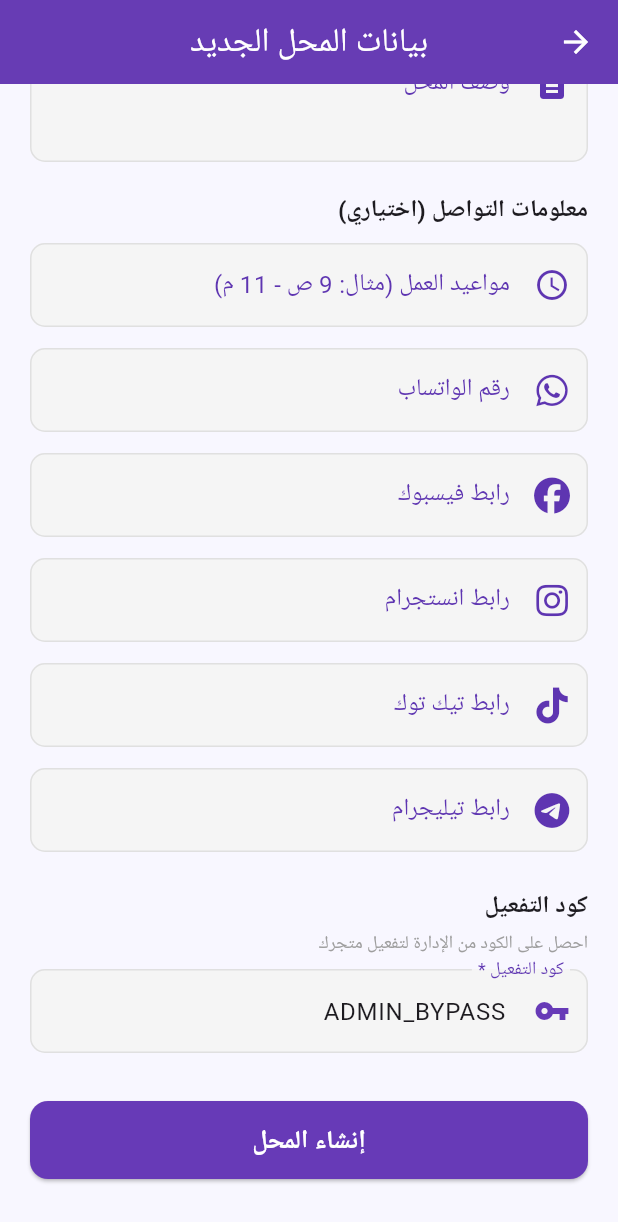
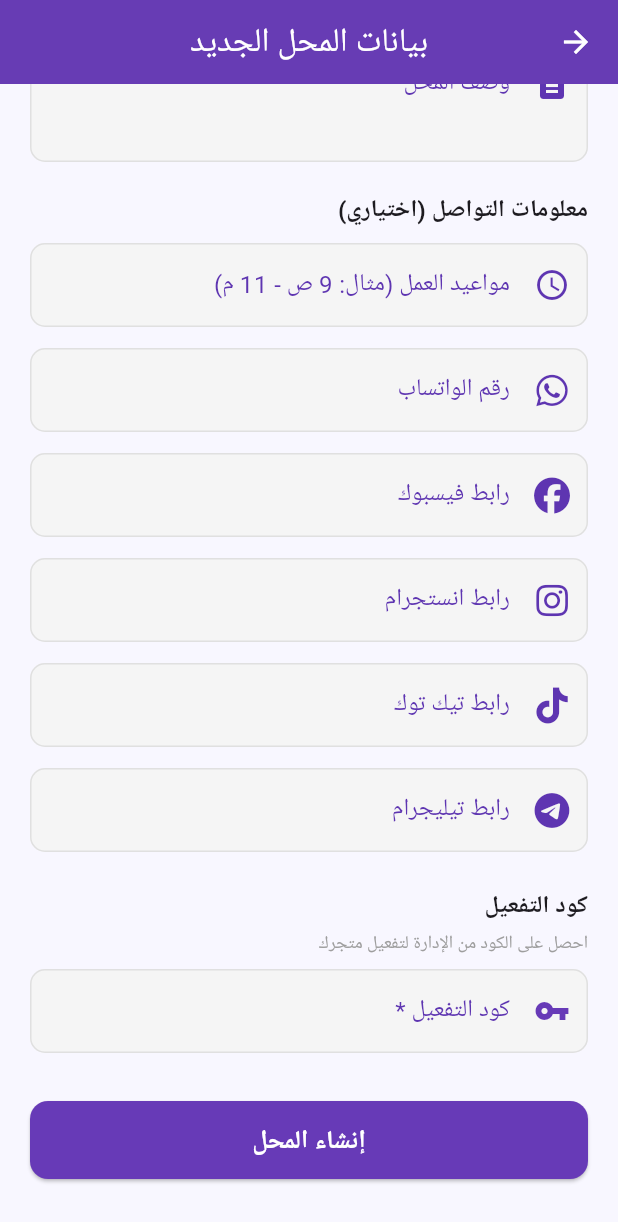
Before and after one commit to osa822630-droid/sanhour-online-by-firebase-studio-, a Flutter app: the AddShopScreen screen opened directly, scrolled down 576 dp, on a phone screen of 412 x 824 dp. Shown: the top 1222 px of the screen. Run offline on Flutter 3.47's test engine with Material 3 defaults, Android fonts, the phone set to English and light mode, and no system bars; our stand-ins replace app_links, cached_network_image, carousel_slider, cloud_firestore, cloud_functions, file_picker and 22 more; missing offline and left inert: excel, firebase_app_check; accounts and stored records are empty; Roboto replaces fonts that are missing (Tajawal); project files that could hold a hidden picture were left out.

Commit message:
fix(#23): make the admin "add shop" button work without a fake activation code
Root cause: admin_dashboard opened AddShopScreen(activationCode: 'ADMIN_BYPASS'),
but nothing ever handled that string. It was prefilled into the activation-code
field, rejected by that field's SHOP- validator (and would be rejected by
validateActivationCode anyway), and even past the form the shops create rule only
allowed isMerchant(), so an admin could never create a shop.

Changed:
- AddShopScreen: explicit adminBypass flag instead of a magic string. It is only
  honoured when the signed-in role is admin/super_admin (moderators keep the normal
  code flow); the code field is replaced by an info banner and validation is skipped.
- ApiService/ShopService.createShop: new adminBypass param. The service re-checks the
  owner's role from users/{uid} before any upload, burns no code, stores no
  activationCode on the shop and writes a shopCreated audit-log entry
  (metadata.viaAdminBypass).
- firestore.rules: shops create is now (isMerchant() || isAdmin()); the
  ownerId == appUid() condition is unchanged, so an admin still only creates shops
  under their own id.

Product assumption (flagged in changes-1.md): admin-created shops belong to the
admin account. firestore.rules is not deployed yet (needs firebase deploy).

Verified: bracket/string/import sanity check on the touched Dart files, no CRLF in
the touched files, no remaining ADMIN_BYPASS call site. flutter analyze runs on CI.

```diff
--- a/lib/screens/admin_dashboard.dart
+++ b/lib/screens/admin_dashboard.dart
@@ -80,7 +80,7 @@ class _AdminDashboardState extends State<AdminDashboard>
             onPressed: () => Navigator.push(
               context,
               MaterialPageRoute(
-                builder: (_) => const AddShopScreen(activationCode: 'ADMIN_BYPASS'),
+                builder: (_) => const AddShopScreen(adminBypass: true),
               ),
             ),
             child: const Icon(Icons.add_business, color: Colors.white),
--- a/lib/screens/merchant/add_shop_screen.dart
+++ b/lib/screens/merchant/add_shop_screen.dart
@@ -12,7 +12,18 @@ import '../../services/media_upload_service.dart';
 class AddShopScreen extends StatefulWidget {
   // ✅ يمكن أن يكون فارغاً (المستخدم يدخله في النموذج)
   final String activationCode;
-  const AddShopScreen({super.key, this.activationCode = ''});
+
+  // ✅ Fix #23: إنشاء محل من لوحة الأدمن بدون كود تفعيل. لوحة الأدمن كانت بتمرّر
+  // النص 'ADMIN_BYPASS' كأنه كود: بيتحط في خانة الكود وبيقع في شرط SHOP- قبل ما
+  // يوصل لأي خدمة، فالزر ما كانش بيشتغل أبدًا. دلوقتي مفتاح صريح، وبيتفعّل بس لو
+  // المستخدم الحالي أدمن (مش مشرف)، والخدمة بتتحقق من الدور مرة تانية.
+  final bool adminBypass;
+
+  const AddShopScreen({
+    super.key,
+    this.activationCode = '',
+    this.adminBypass = false,
+  });
 
   @override
   State<AddShopScreen> createState() => _AddShopScreenState();
@@ -20,6 +31,18 @@ class AddShopScreen extends StatefulWidget {
 
 class _AddShopScreenState extends State<AddShopScreen> {
   final _formKey = GlobalKey<FormState>();
+
+  // مسار «أدمن بدون كود»: المفتاح لازم يكون مطلوب من الشاشة + الدور admin/super_admin.
+  // المشرف (moderator) أو أي مستخدم تاني بيكمّل بالكود العادي.
+  late final bool _adminBypass;
+
+  @override
+  void initState() {
+    super.initState();
+    _adminBypass = widget.adminBypass &&
+        Provider.of<AuthProvider>(context, listen: false).userRole ==
+            UserRole.admin;
+  }
 
   File? _logoFile;
   File? _coverFile;
@@ -79,7 +102,8 @@ class _AddShopScreenState extends State<AddShopScreen> {
 
     _formKey.currentState!.save();
 
-    // ✅ التحقق من كود التفعيل
+    // ✅ التحقق من كود التفعيل (مسار الأدمن بدون كود مبيحتاجوش — Fix #23)
+    if (!_adminBypass) {
       setState(() => _isValidatingCode = true);
       try {
         await ApiService.validateActivationCode(_activationCode);
@@ -90,6 +114,7 @@ class _AddShopScreenState extends State<AddShopScreen> {
           SnackBar(content: Text('كود التفعيل غير صحيح أو مستخدم'), backgroundColor: Colors.red),
         );
         return;
+      }
     }
     if (!mounted) return;
     setState(() {
@@ -129,6 +154,7 @@ class _AddShopScreenState extends State<AddShopScreen> {
       },
           _logoFile,
           _coverFile,
+          adminBypass: _adminBypass,
           // ✅ نظام تقدم الرفع — يُحدِّث الواجهة مباشرةً مع كل دفعة بايتات
           onLogoProgress: (f) {
             if (!mounted) return;
@@ -334,12 +360,33 @@ class _AddShopScreenState extends State<AddShopScreen> {
               const SizedBox(height: 24),
 
               // ─── كود التفعيل ──────────────────────────────────────────
+              if (_adminBypass)
+                Container(
+                  padding: const EdgeInsets.all(12),
+                  decoration: BoxDecoration(
+                    color: Colors.green.shade50,
+                    borderRadius: BorderRadius.circular(8),
+                    border: Border.all(color: Colors.green.shade300),
+                  ),
+                  child: const Row(
+                    children: [
+                      Icon(Icons.verified_user, color: Colors.green),
+                      SizedBox(width: 8),
+                      Expanded(
+                        child: Text(
+                          'إنشاء محل بصلاحية الأدمن — لا يحتاج كود تفعيل',
+                          style: TextStyle(fontSize: 13),
+                        ),
+                      ),
+                    ],
+                  ),
+                )
+              else ...[
                 const Text('كود التفعيل', style: TextStyle(fontWeight: FontWeight.bold, fontSize: 16)),
                 const SizedBox(height: 4),
                 const Text('احصل على الكود من الإدارة لتفعيل متجرك',
                     style: TextStyle(color: Colors.grey, fontSize: 12)),
                 const SizedBox(height: 8),
-
                 TextFormField(
                   initialValue: widget.activationCode.isNotEmpty ? widget.activationCode : null,
                   decoration: InputDecoration(
@@ -361,6 +408,7 @@ class _AddShopScreenState extends State<AddShopScreen> {
                   },
                   onSaved: (v) => _activationCode = v!.trim().toUpperCase(),
                 ),
+              ],
 
               const SizedBox(height: 32),
 
--- a/lib/services/api_service.dart
+++ b/lib/services/api_service.dart
@@ -89,11 +89,15 @@ class ApiService {
     Map<String, dynamic> shopData,
     File? logo,
     File? cover, {
+    // ✅ Fix #23: مسار الأدمن بدون كود تفعيل (الخدمة بتتحقق من الدور)
+    bool adminBypass = false,
     void Function(double fraction)? onLogoProgress,
     void Function(double fraction)? onCoverProgress,
   }) =>
       ShopService.createShop(shopData, logo, cover,
-          onLogoProgress: onLogoProgress, onCoverProgress: onCoverProgress);
+          adminBypass: adminBypass,
+          onLogoProgress: onLogoProgress,
+          onCoverProgress: onCoverProgress);
 
   static Future<void> updateShop(
     String shopId,
```
Also changed, not shown: lib/services/shop_service.dart (+36 -0 lines), 1 other file. Lines whose indentation alone changed are shown as unchanged.
